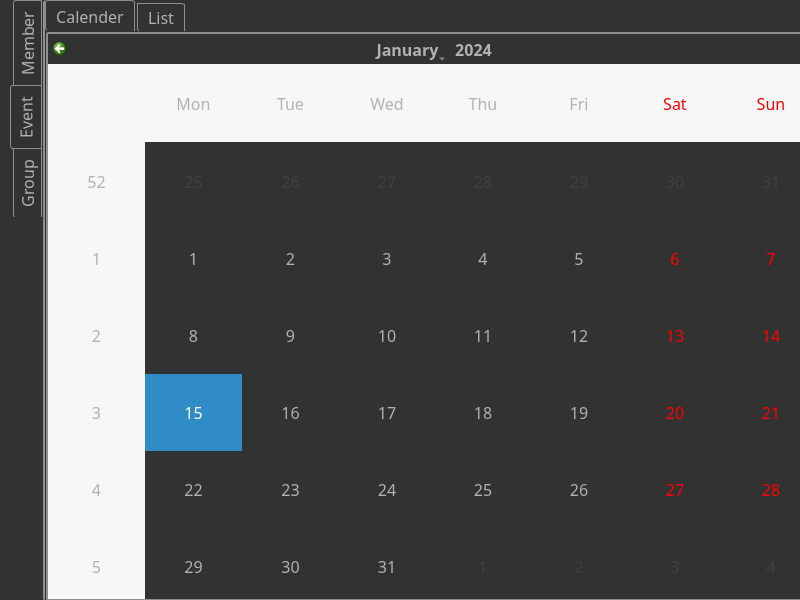
This is form.ui in websPC/member as Qt 5 draws it before an edit. The edited form follows.
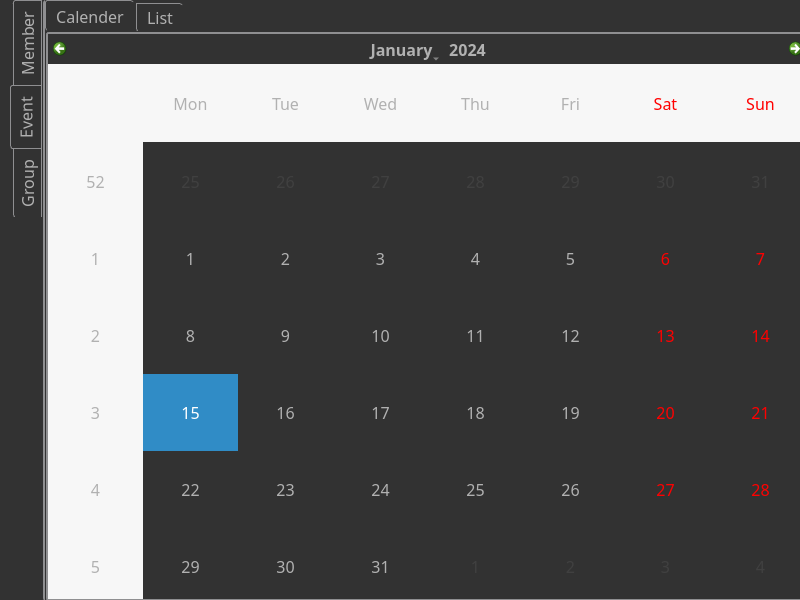
This is the edited form. The open tabs and pages were chosen to show the change. Icons and pictures are not drawn.

```diff
--- a/form.ui
+++ b/form.ui
@@ -820,7 +820,7 @@
       <rect>
        <x>0</x>
        <y>0</y>
-       <width>771</width>
+       <width>765</width>
        <height>601</height>
       </rect>
      </property>
@@ -835,6 +835,7 @@
     color: #b1b1b1;
     border: 1px solid #8f8f91;
     border-bottom-style: none;
+    border-right-style: none;
     background-color: #323232;
     padding-left: 10px;
     padding-right: 10px;
@@ -899,7 +900,7 @@
         <rect>
          <x>0</x>
          <y>0</y>
-         <width>771</width>
+         <width>760</width>
          <height>571</height>
         </rect>
        </property>
```
Left out of the diff: 5 changed lines with no effect on the pictures.
